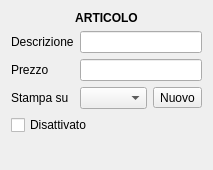
The window that src/dettagliarticolo.ui (mtonin/gestcassa) describes before a commit, drawn with Qt 5.
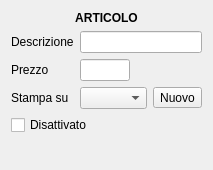
The same window after the commit.

```diff
--- a/src/dettagliarticolo.ui
+++ b/src/dettagliarticolo.ui
@@ -56,7 +56,15 @@
       </widget>
      </item>
      <item row="1" column="1">
+      <layout class="QHBoxLayout" name="horizontalLayout_2">
+       <item>
       <widget class="QLineEdit" name="prezzoArticolo">
+         <property name="maximumSize">
+          <size>
+           <width>50</width>
+           <height>16777215</height>
+          </size>
+         </property>
        <property name="inputMask">
         <string/>
        </property>
@@ -73,6 +81,21 @@
         <set>Qt::AlignRight|Qt::AlignTrailing|Qt::AlignVCenter</set>
        </property>
       </widget>
+       </item>
+       <item>
+        <spacer name="horizontalSpacer">
+         <property name="orientation">
+          <enum>Qt::Horizontal</enum>
+         </property>
+         <property name="sizeHint" stdset="0">
+          <size>
+           <width>40</width>
+           <height>20</height>
+          </size>
+         </property>
+        </spacer>
+       </item>
+      </layout>
      </item>
      <item row="2" column="0">
       <widget class="QLabel" name="label_4">
```
Lines whose indentation alone changed are shown as unchanged.
